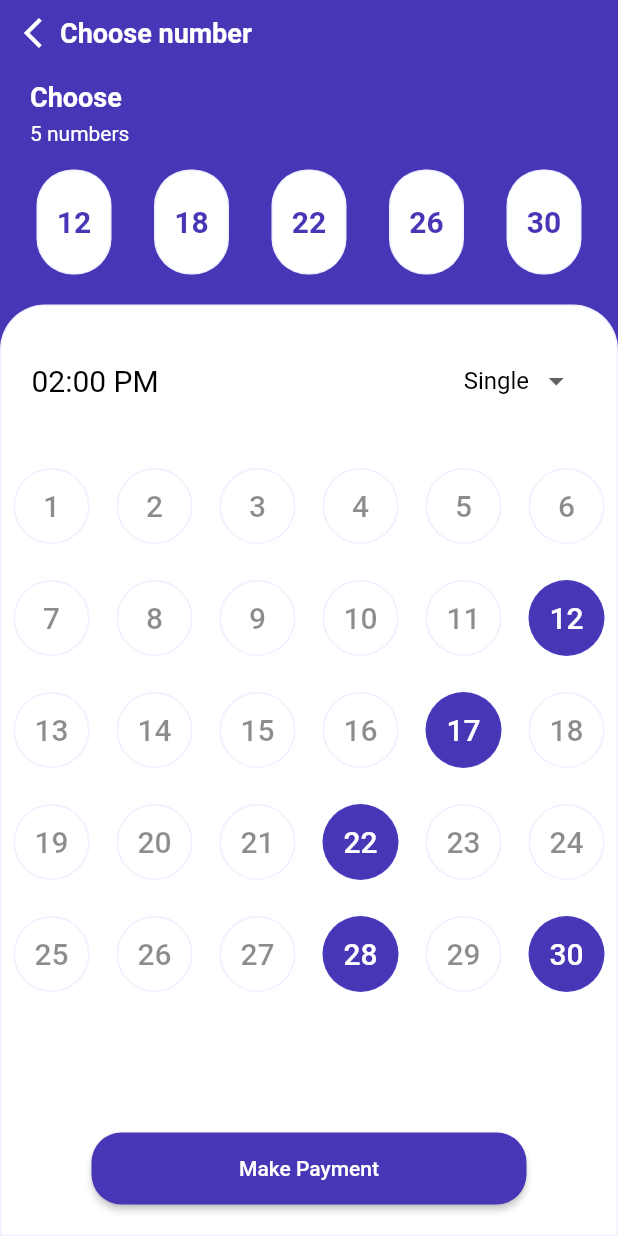
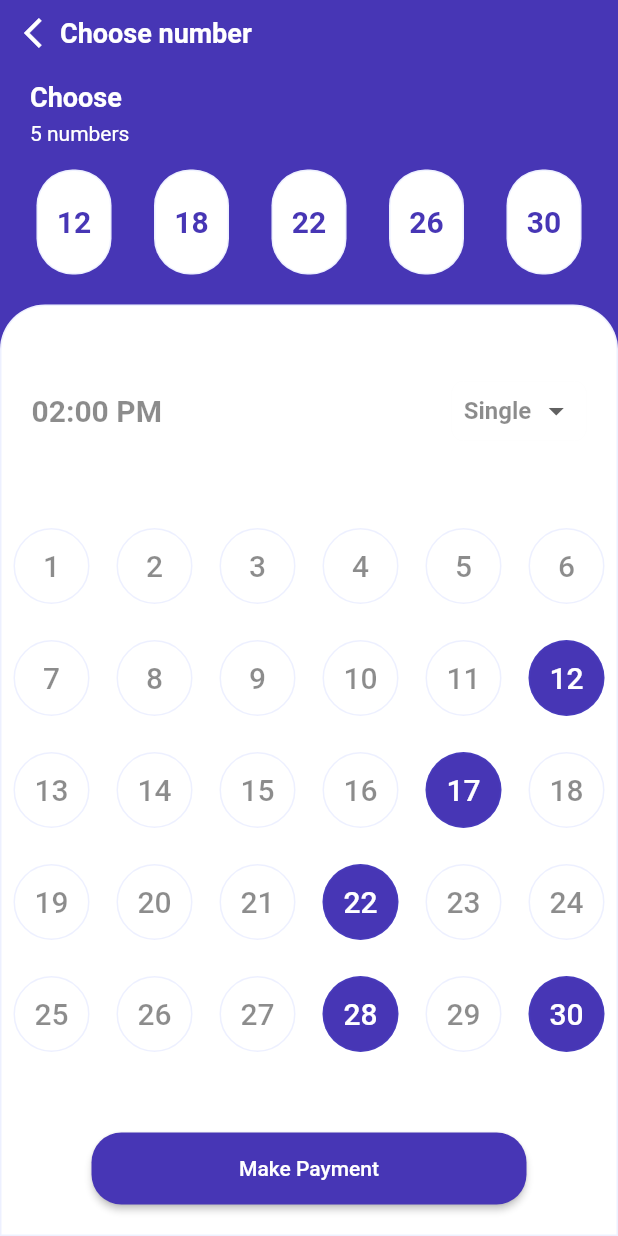
Before and after one commit to Logic2019/lottery_ui, a Flutter app: the ChooseNumber screen opened directly, on a phone screen of 412 x 824 dp. Run offline on Flutter 3.47's test engine with Material 2 defaults, Android fonts, the phone set to English and light mode, and no system bars.

Commit message:
minimal changes

```diff
--- a/lib/ui/choose_number/choose_number.dart
+++ b/lib/ui/choose_number/choose_number.dart
@@ -142,7 +142,7 @@ class _ChooseNumberState extends State<ChooseNumber> {
                     //time and drop down
                     Padding(
                       padding: const EdgeInsets.symmetric(
-                          vertical: thirtyDp, horizontal: twentyDp),
+                          vertical: fiftyDp, horizontal: twentyDp),
                       child: Row(
                         crossAxisAlignment: CrossAxisAlignment.start,
                         mainAxisAlignment: MainAxisAlignment.spaceBetween,
@@ -153,7 +153,9 @@ class _ChooseNumberState extends State<ChooseNumber> {
                             child: Text(
                               twoPm,
                               style: TextStyle(
-                                  color: Colors.black, fontSize: twentyDp),
+                                  color: Colors.black45,
+                                  fontSize: twentyDp,
+                                  fontWeight: FontWeight.bold),
                             ),
                           ),
                           //dropdown
@@ -206,12 +208,18 @@ class _ChooseNumberState extends State<ChooseNumber> {
             return DropdownMenuItem<String>(
               value: value,
               child: Text(value,
-                  style: TextStyle(color: Colors.black, fontSize: sixteenDp)),
+                  style: TextStyle(
+                      color: Colors.black45,
+                      fontSize: sixteenDp,
+                      fontWeight: FontWeight.bold)),
             );
           }).toList(),
           hint: Text(
             single,
-            style: TextStyle(color: Colors.black, fontSize: sixteenDp),
+            style: TextStyle(
+                color: Colors.black45,
+                fontSize: sixteenDp,
+                fontWeight: FontWeight.bold),
           ),
           onChanged: (String? value) {},
         ),
```
